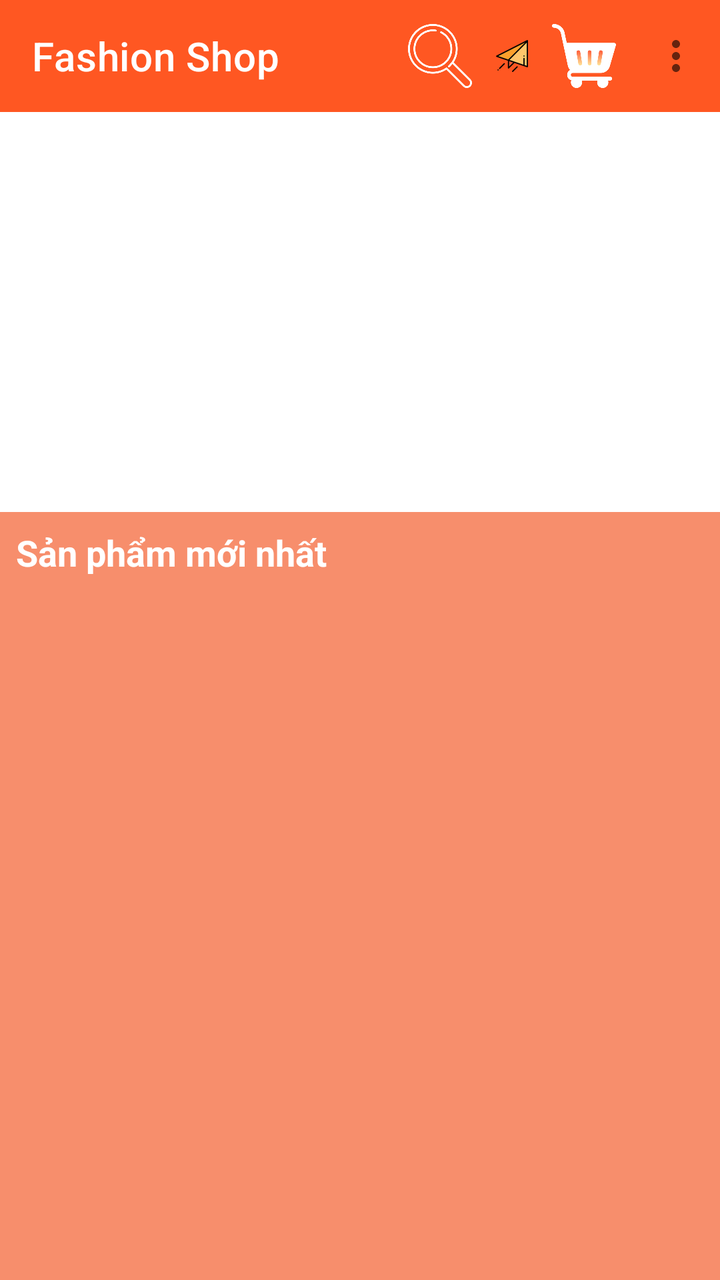
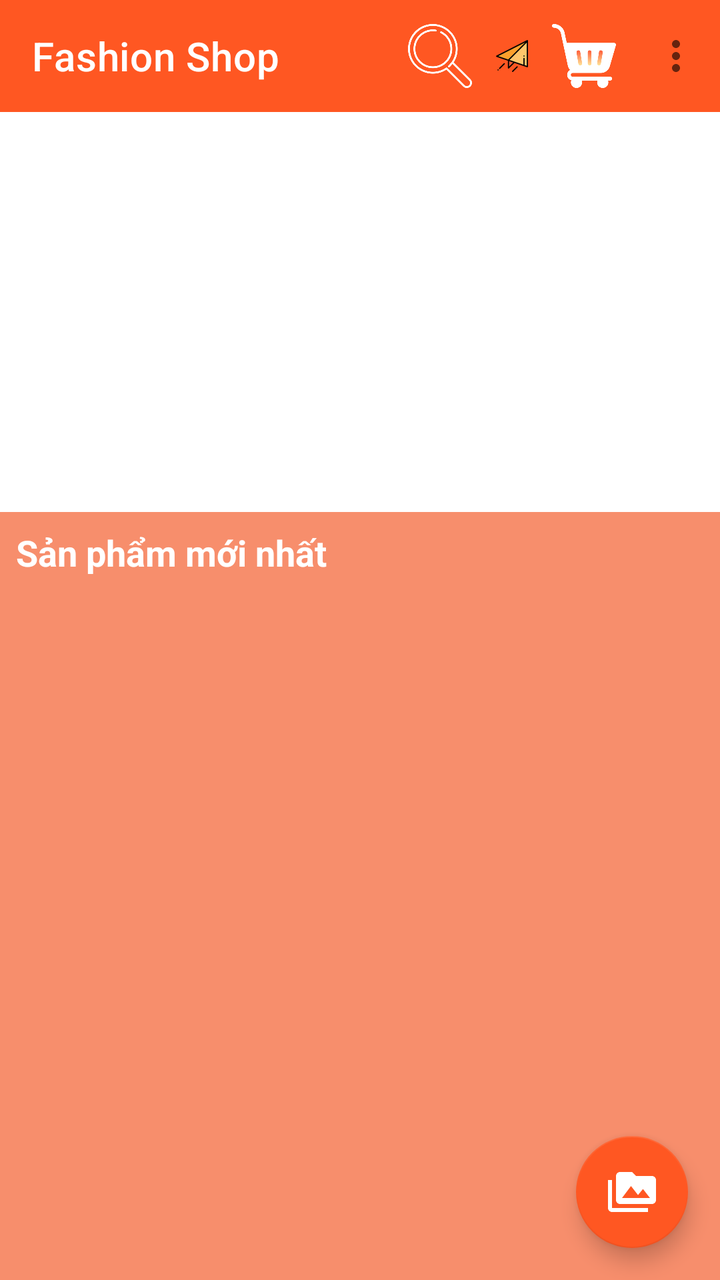

Two renders of the same Android screen: before a commit and after it. Below are the layout's source before the change and the commit's diff.
<!-- AndroidManifest.xml: application theme Theme.FashionShopApp -->
<!-- res/layout/activity_main.xml -->
<?xml version="1.0" encoding="utf-8"?>
<androidx.drawerlayout.widget.DrawerLayout xmlns:android="http://schemas.android.com/apk/res/android"
    xmlns:app="http://schemas.android.com/apk/res-auto"
    xmlns:tools="http://schemas.android.com/tools"
    android:id="@+id/drawerlayout"
    android:layout_width="match_parent"
    android:layout_height="match_parent"
    tools:context=".activity.MainActivity">

    <LinearLayout
        android:layout_width="match_parent"
        android:layout_height="match_parent"
        android:orientation="vertical">

        <androidx.appcompat.widget.Toolbar
            android:id="@+id/toobarmanhinhchinh"
            android:layout_width="match_parent"
            android:layout_height="?attr/actionBarSize"
            android:background="#FF5722"
            app:title="Fashion Shop"
            app:titleTextColor="@android:color/white"
            app:menu="@menu/menu_main"/>

        <androidx.core.widget.NestedScrollView
            android:layout_width="match_parent"
            android:layout_height="match_parent"
            android:fillViewport="true">

            <LinearLayout
                android:layout_width="match_parent"
                android:layout_height="wrap_content"
                android:orientation="vertical">

                <ViewFlipper
                    android:id="@+id/viewflipper"
                    android:layout_width="match_parent"
                    android:layout_height="200dp" />

            <LinearLayout
                android:background="#E5F6825C"
                android:orientation="vertical"
                android:layout_width="match_parent"
                android:layout_height="match_parent">
                <TextView
                    android:layout_width="wrap_content"
                    android:layout_height="wrap_content"
                    android:text="Sản phẩm mới nhất"
                    android:textSize="18sp"
                    android:textColor="@color/white"
                    android:textStyle="bold"
                    android:padding="8dp" />

                <androidx.recyclerview.widget.RecyclerView
                    android:id="@+id/recycleview"
                    android:layout_width="match_parent"
                    android:layout_height="wrap_content"
                    android:layout_marginTop="8dp"
                    android:paddingStart="4dp"
                    android:paddingEnd="4dp"/>

            </LinearLayout>
            </LinearLayout>

        </androidx.core.widget.NestedScrollView>

    </LinearLayout>

    <com.google.android.material.navigation.NavigationView
        android:id="@+id/navigationview"
        android:layout_width="wrap_content"
        android:layout_height="match_parent"
        android:layout_gravity="start">

        <ListView
            android:id="@+id/listviewmanhinhchinh"
            android:layout_width="match_parent"
            android:layout_height="wrap_content" />

    </com.google.android.material.navigation.NavigationView>

</androidx.drawerlayout.widget.DrawerLayout>
<!-- resources referenced by this layout -->
<resources>
  <color name="white">#FFFFFFFF</color>
  <style name="Theme.FashionShopApp" parent="Base.Theme.FashionShopApp" />
  <style name="Base.Theme.FashionShopApp" parent="Theme.MaterialComponents.DayNight.NoActionBar">
          
          
          <item name="colorPrimary">#FF5722</item>
          <item name="colorPrimaryVariant">@color/purple_700</item>
          <item name="colorOnPrimary">@color/white</item>
  
          
          <item name="colorSecondary">@color/teal_200</item>
          <item name="colorSecondaryVariant">@color/teal_700</item>
          <item name="colorOnSecondary">@color/black</item>
  
          
          <item name="android:statusBarColor" tools:targetApi="l">?attr/colorPrimaryVariant</item>
  
          
          
  
      </style>
  <color name="purple_700">#FF3700B3</color>
  <color name="teal_200">#FF03DAC5</color>
  <color name="teal_700">#FF018786</color>
  <color name="black">#FF000000</color>
</resources>

<!-- the commit's change to res/layout/activity_main.xml (unified diff, before → after) -->
@@ -7,63 +7,82 @@
     android:layout_height="match_parent"
     tools:context=".activity.MainActivity">
 
-    <LinearLayout
+    
+    <androidx.coordinatorlayout.widget.CoordinatorLayout
         android:layout_width="match_parent"
-        android:layout_height="match_parent"
-        android:orientation="vertical">
+        android:layout_height="match_parent">
 
-        <androidx.appcompat.widget.Toolbar
-            android:id="@+id/toobarmanhinhchinh"
-            android:layout_width="match_parent"
-            android:layout_height="?attr/actionBarSize"
-            android:background="#FF5722"
-            app:title="Fashion Shop"
-            app:titleTextColor="@android:color/white"
-            app:menu="@menu/menu_main"/>
-
-        <androidx.core.widget.NestedScrollView
+        <LinearLayout
             android:layout_width="match_parent"
             android:layout_height="match_parent"
-            android:fillViewport="true">
+            android:orientation="vertical">
 
-            <LinearLayout
+            <androidx.appcompat.widget.Toolbar
+                android:id="@+id/toobarmanhinhchinh"
                 android:layout_width="match_parent"
-                android:layout_height="wrap_content"
-                android:orientation="vertical">
+                android:layout_height="?attr/actionBarSize"
+                android:background="#FF5722"
+                app:title="Fashion Shop"
+                app:titleTextColor="@android:color/white"
+                app:menu="@menu/menu_main"/>
 
-                <ViewFlipper
-                    android:id="@+id/viewflipper"
-                    android:layout_width="match_parent"
-                    android:layout_height="200dp" />
+            <androidx.core.widget.NestedScrollView
+                android:layout_width="match_parent"
+                android:layout_height="match_parent"
+                android:fillViewport="true">
 
-            <LinearLayout
-                android:background="#E5F6825C"
-                android:orientation="vertical"
-                android:layout_width="match_parent"
-                android:layout_height="match_parent">
-                <TextView
-                    android:layout_width="wrap_content"
-                    android:layout_height="wrap_content"
-                    android:text="Sản phẩm mới nhất"
-                    android:textSize="18sp"
-                    android:textColor="@color/white"
-                    android:textStyle="bold"
-                    android:padding="8dp" />
-
-                <androidx.recyclerview.widget.RecyclerView
-                    android:id="@+id/recycleview"
+                <LinearLayout
                     android:layout_width="match_parent"
                     android:layout_height="wrap_content"
-                    android:layout_marginTop="8dp"
-                    android:paddingStart="4dp"
-                    android:paddingEnd="4dp"/>
+                    android:orientation="vertical">
 
-            </LinearLayout>
-            </LinearLayout>
+                    <ViewFlipper
+                        android:id="@+id/viewflipper"
+                        android:layout_width="match_parent"
+                        android:layout_height="200dp" />
 
-        </androidx.core.widget.NestedScrollView>
+                    <LinearLayout
+                        android:background="#E5F6825C"
+                        android:orientation="vertical"
+                        android:layout_width="match_parent"
+                        android:layout_height="match_parent">
+                        <TextView
+                            android:layout_width="wrap_content"
+                            android:layout_height="wrap_content"
+                            android:text="Sản phẩm mới nhất"
+                            android:textSize="18sp"
+                            android:textColor="@color/white"
+                            android:textStyle="bold"
+                            android:padding="8dp" />
 
-    </LinearLayout>
+                        <androidx.recyclerview.widget.RecyclerView
+                            android:id="@+id/recycleview"
+                            android:layout_width="match_parent"
+                            android:layout_height="wrap_content"
+                            android:layout_marginTop="8dp"
+                            android:paddingStart="4dp"
+                            android:paddingEnd="4dp"/>
+
+                    </LinearLayout>
+                </LinearLayout>
+
+            </androidx.core.widget.NestedScrollView>
+
+        </LinearLayout>
+
+        <com.google.android.material.floatingactionbutton.FloatingActionButton
+            android:id="@+id/fab_ai_chat"
+            android:layout_width="wrap_content"
+            android:layout_height="wrap_content"
+            android:layout_gravity="bottom|end"
+            android:layout_margin="16dp"
+            android:src="@drawable/ic_media_24"
+            app:backgroundTint="?attr/colorPrimary"
+            app:tint="@android:color/white"
+            android:contentDescription="Trợ lý AI" />
+
+    </androidx.coordinatorlayout.widget.CoordinatorLayout>
+
 
     <com.google.android.material.navigation.NavigationView
         android:id="@+id/navigationview"
<!-- resource entries referenced after the edit -->
@@ -1,6 +1,12 @@
 <!-- resources referenced by this layout -->
 <resources>
   <color name="white">#FFFFFFFF</color>
+  <!-- drawable ic_media_24 (drawable) -->
+  <vector xmlns:android="http://schemas.android.com/apk/res/android" android:height="24dp" android:tint="#000000" android:viewportHeight="24" android:viewportWidth="24" android:width="24dp">
+        
+      <path android:fillColor="@android:color/white" android:pathData="M2,6L0,6v5h0.01L0,20c0,1.1 0.9,2 2,2h18v-2L2,20L2,6zM22,4h-8l-2,-2L6,2c-1.1,0 -1.99,0.9 -1.99,2L4,16c0,1.1 0.9,2 2,2h16c1.1,0 2,-0.9 2,-2L24,6c0,-1.1 -0.9,-2 -2,-2zM7,15l4.5,-6 3.5,4.51 2.5,-3.01L21,15L7,15z"/>
+      
+  </vector>
   <style name="Theme.FashionShopApp" parent="Base.Theme.FashionShopApp" />
   <style name="Base.Theme.FashionShopApp" parent="Theme.MaterialComponents.DayNight.NoActionBar">
           
